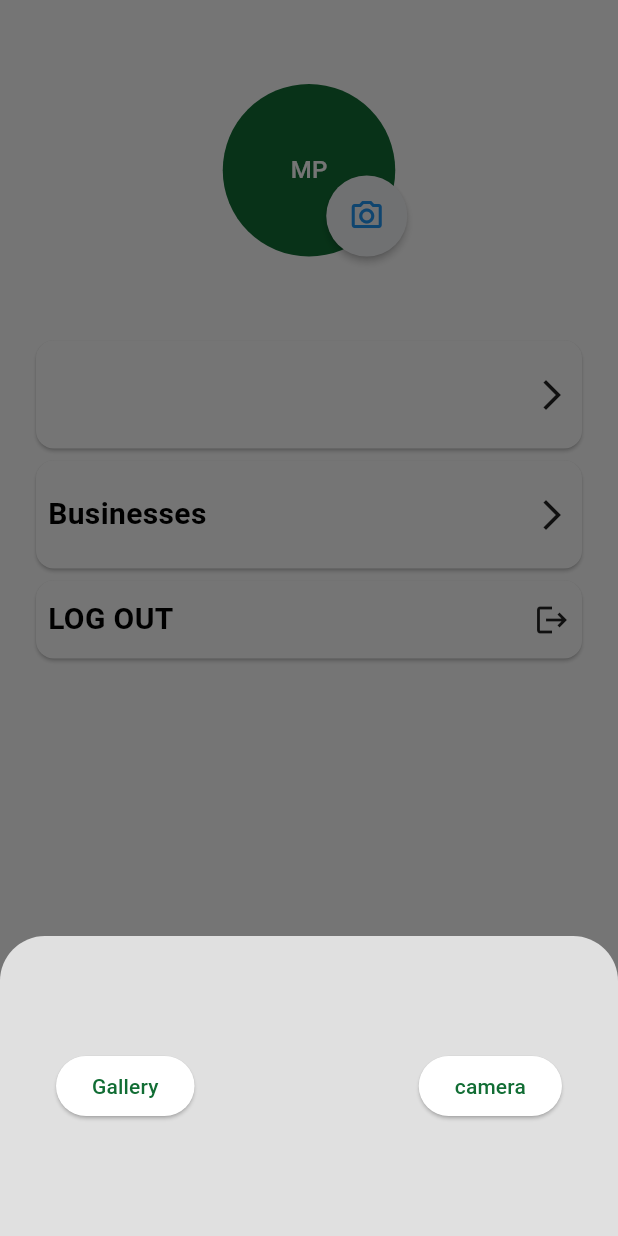
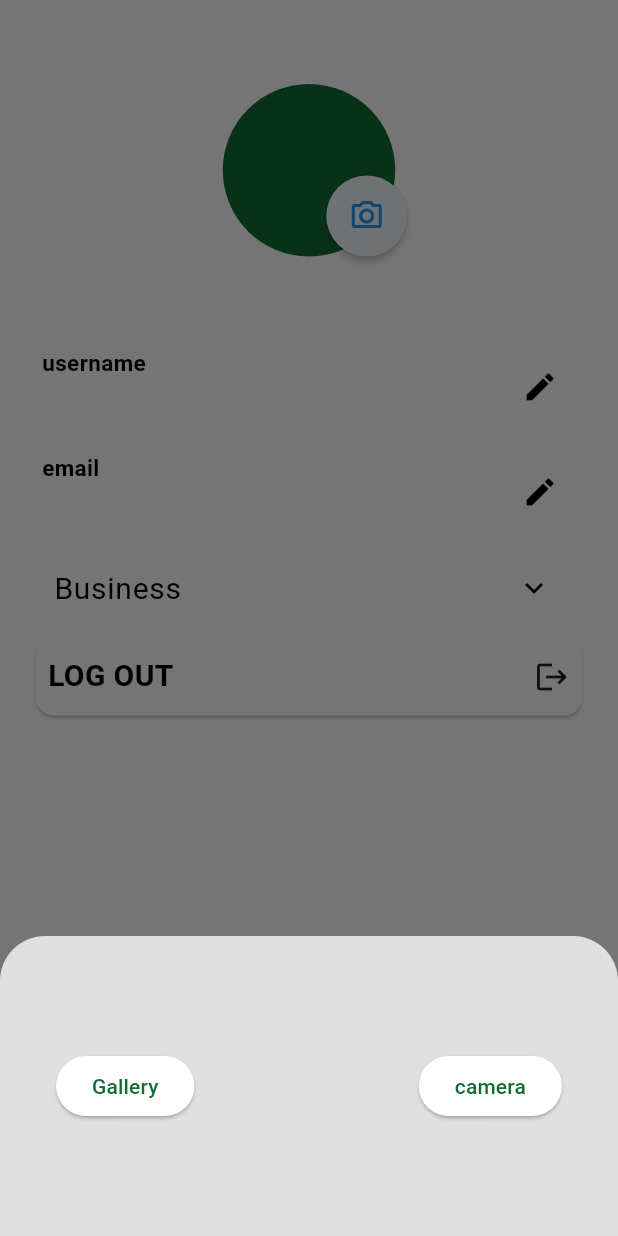
Before and after one commit to ax-stalker/nirvana, a Flutter app: the ProfilePage screen opened by its route, after a tap on the "camera alt" icon, on a phone screen of 412 x 824 dp. Run offline on Flutter 3.47's test engine with Material 3 defaults, Android fonts, the phone set to English and light mode, and no system bars; our stand-ins replace cached_network_image, cloud_firestore, firebase_auth, firebase_core, firebase_storage, geolocator and 4 more; accounts and stored records are empty.

Commit message:
added business edit/ and view profile page

```diff
--- /dev/null
+++ b/lib/business/widgets/display_inputs.dart
@@ -0,0 +1,101 @@
+import 'package:cloud_firestore/cloud_firestore.dart';
+import 'package:flutter/material.dart';
+
+class displayInfor extends StatefulWidget {
+   displayInfor({
+    super.key,
+    required this.label,
+    required this.value,
+    required this.docid,
+    required this.collectionName
+  });
+  String label;
+  String value;
+  String docid;
+  String collectionName;
+
+
+  @override
+  State<displayInfor> createState() => _displayInforState();
+}
+
+class _displayInforState extends State<displayInfor> {
+  final TextEditingController _textFieldController = TextEditingController();
+     final FirebaseFirestore _firestore = FirebaseFirestore.instance;
+
+
+  @override
+  Widget build(BuildContext context) {
+    return  Column(
+    children: [
+      SizedBox(
+      height: 70,
+      child: Padding(
+        padding: const EdgeInsets.all(8.0),
+        child: Row(
+          mainAxisAlignment: MainAxisAlignment.spaceBetween,
+          children: [
+            Column(
+              children: [
+
+            Text(widget.label, style: const TextStyle(fontSize: 15, fontWeight: FontWeight.bold),),
+            Text(widget.value),
+              ],
+            ),
+            IconButton(onPressed: (){_displayTextInputDialog(context);}, icon:const Icon(Icons.edit))
+
+          ],
+        ),
+      )),
+
+
+
+
+
+    ],
+                      );
+  }
+
+Future<void> _displayTextInputDialog(BuildContext context) async {
+    return showDialog(
+      context: context,
+      builder: (context) {
+        return AlertDialog(
+          title: Text(widget.label),
+          content: TextField(
+            controller: _textFieldController,
+            decoration: InputDecoration(hintText: widget.value),
+          ),
+          actions: [
+             TextButton(
+              child: Text('CANCEL'),
+              onPressed: () {
+                Navigator.pop(context);
+              },
+            ),
+            TextButton(
+              child: Text('OK'),
+              onPressed: () async {
+                print(widget.docid);
+                print(widget.label);
+                print(widget.value);
+                print(_textFieldController.text);
+                  // final data = {widget.label: widget.value};
+                  //   await _firestore.collection("Users").doc(widget.docid).update(data);
+
+
+                setState(() {
+                widget.value = _textFieldController.text;
+
+                });
+                final data = {widget.label: widget.value};
+                    await _firestore.collection(widget.collectionName).doc(widget.docid).set(data,SetOptions(merge: true));
+                Navigator.pop(context);
+              },
+            ),
+          ],
+        );
+      },
+    );
+  }
+}
--- a/lib/pages/profile_page.dart
+++ b/lib/pages/profile_page.dart
@@ -2,6 +2,7 @@ import 'dart:io';
 
 import 'package:cloud_firestore/cloud_firestore.dart';
 import 'package:firebase_auth/firebase_auth.dart';
+import 'package:firebase_storage/firebase_storage.dart';
 import 'package:flutter/cupertino.dart';
 import 'package:flutter/material.dart';
 import 'package:flutter/widgets.dart';
@@ -9,6 +10,8 @@ import 'package:image_picker/image_picker.dart';
 import 'package:nirvana/business/pages/account_details.dart';
 import 'package:nirvana/business/pages/business_home_page.dart';
 import 'package:nirvana/business/pages/business_section.dart';
+import 'package:nirvana/business/pages/bussiness_page.dart';
+import 'package:nirvana/business/widgets/display_inputs.dart';
 import 'package:nirvana/business/widgets/helper_function.dart';
 import 'package:nirvana/components/my_button.dart';
 import 'package:nirvana/services/auth/auth_service.dart';
@@ -24,11 +27,15 @@ class ProfilePage extends StatefulWidget {
 class _ProfilePageState extends State<ProfilePage> {
     String profileImageUrl = '';
    String username = '';
+   String email = '';
+   String docid = '';
+
   static Map<String, dynamic> userDetails = {};
 
   final currentUser =FirebaseAuth.instance.currentUser!;
 
   final FirebaseFirestore _firestore = FirebaseFirestore.instance;
+   final FirebaseStorage _storage = FirebaseStorage.instance;
   @override
   void initState() {
     // TODO: implement initState
@@ -42,30 +49,29 @@ class _ProfilePageState extends State<ProfilePage> {
     return await usercol.where('uid', isEqualTo: currentUser.uid).get()
     .then((value) =>{
 
-      // doc =value.docs
-      // var user = doc.data();
 
-      // userDetails.addAll();
+
     if (value.docs.isNotEmpty) {
         for(var doc in value.docs){
+
           setState(() {
+             docid = doc.id;
 
-          username = doc['email'];
+            username = doc['username'];
+
+
+            email = doc['email'];
+
+
+
+            profileImageUrl = doc['profile_image'];
+
           })
         }
     }
     } );
 
-    // return await _firestore
-    //     .collection('Users')
-    //     .document(currentUser.uid)
-    //     .get()
-    //     .then((val) {
-    //   userDetails.addAll(val.data);
-    // }).whenComplete(() {
-    //   print('${userDetails['environment']}');
-    //   setState(() {});
-    // });
+
   }
   @override
   Widget build(BuildContext context) {
@@ -80,14 +86,39 @@ class _ProfilePageState extends State<ProfilePage> {
                const SizedBox(height: 20),
                Padding(
                  padding: const EdgeInsets.fromLTRB(8, 16, 8, 32),
-                 child: profiler(imageUrl: profileImageUrl),
+                 child: profiler(imageUrl: profileImageUrl, docid: docid,),
                ),
 
               const SizedBox(height: 20),
+              displayInfor(label: "username", value: username, docid: docid,collectionName: 'Users'),
+              displayInfor(label: "email", value: email, docid: docid,collectionName: 'Users'),
 
-              myGestureDetector(name: username, screen:  userProfile(),),
+              // myGestureDetector(name: username, screen:  userProfile(),),
+               ExpansionTile(title: const Text("Business", style: TextStyle(fontSize: 20),),
+              childrenPadding: const EdgeInsets.all(8),
+              children: [
+             myGestureDetector(name: "create new business", screen: createBusiness(),),
+             GestureDetector(
+              onTap: () => ShowModalBottomSheet(context),
+               child: SizedBox(
+                height: 50,
+                width:MediaQuery.of(context).size.width *0.9,
+                child: const Card(
+                  child: Padding(
+                    padding: EdgeInsets.all(8.0),
+                    child: Row(
+                      children: [Text("owned business", style: TextStyle(fontSize: 20),),]
 
-              myGestureDetector(name: "Businesses", screen: business_accounts(),),
+                    ),
+                  ),
+                ),
+               ),
+             ),
+
+
+
+
+               ],),
               GestureDetector(
                 onTap: (){
                   final auth= AuthService();
@@ -110,36 +141,7 @@ class _ProfilePageState extends State<ProfilePage> {
                   ),
                 ),
               )
-              // Column(
-              //   mainAxisAlignment: MainAxisAlignment.spaceEvenly,
-              //   children: [
-              // ElevatedButton(
-              //   onPressed: () {
 
-              //   },
-              //   child: const Text('Edit'),
-              // ),
-              // const SizedBox(height: 20),
-              // ExpansionTile(title: const Text("Business"),
-              // childrenPadding: const EdgeInsets.all(8),
-              // children: [
-              // ElevatedButton(
-              //   onPressed: () {
-              //     ShowModalBottomSheet(context);
-              //   },
-              //   child: const Text('owned business'),
-              // ),
-              // ElevatedButton(
-              //   onPressed: () {
-              //     Navigator.pushNamed(context, '/MyBusinessRegistration');
-              //   },
-              //   child: const Text('create new business'),
-              // ),
-
-              // ],),
-
-              //   ],
-              // ),
 
             ],
           ),
@@ -249,8 +251,9 @@ class myGestureDetector extends StatelessWidget {
 
 class profiler extends StatefulWidget {
   String imageUrl = '';
+  String docid;
 
-   profiler({super.key, required this.imageUrl});
+   profiler({super.key, required this.imageUrl, required this.docid});
 
   @override
   State<profiler> createState() => _profilerState();
@@ -261,6 +264,8 @@ class _profilerState extends State<profiler> {
 
    Helper assist = Helper();
    bool isVisible = false;
+   final FirebaseFirestore _firestore = FirebaseFirestore.instance;
+   final FirebaseStorage _storage = FirebaseStorage.instance;
 
   @override
   Widget build(BuildContext context) {
@@ -273,7 +278,7 @@ class _profilerState extends State<profiler> {
         children: [
           CircleAvatar(
            backgroundImage: widget.imageUrl.isNotEmpty? NetworkImage(widget.imageUrl) : null,
-           child: img == null ?const Text('MP'):Image.file(img!,
+           child: img == null ? null:Image.file(img!,
         fit: BoxFit.cover,
            ),
           ),
@@ -282,30 +287,15 @@ class _profilerState extends State<profiler> {
               right: -25,
               child: RawMaterialButton(
                 onPressed: () { displayBottomSheet(context);
-                if(img!.path.isNotEmpty){
-                  return;
-                }
+
+
                 },
                 elevation: 2.0,
                 fillColor: const Color(0xFFF5F6F9),
                 padding: const EdgeInsets.all(15.0),
                 shape: const CircleBorder(),
                 child: const Icon(Icons.camera_alt_outlined, color: Colors.blue,)),),
-                Visibility(
-                  visible: isVisible,
 
-                  child: Positioned(
-                    top: 0,
-                    right: -50,
-
-                    child:GestureDetector(
-                    onTap: (){
-                      // save image to firestore
-                      print('saving to firestore $img');
-
-                    },
-                    child: const Text("save"),)),
-                )
         ],
       ),
     );
@@ -323,6 +313,17 @@ Future getImageFromGallery() async {
       isVisible = true;
 
       });
+
+     // save image to firestore
+                          String imageName = DateTime.now().microsecondsSinceEpoch.toString();
+                    // add image to firebase storage
+                  Reference ref = _storage.ref().child("UserProfileImages").child(imageName);
+                  await ref.putFile(img!);
+                    String image = await ref.getDownloadURL();
+                    final data = {"profile_image": image};
+                    await _firestore.collection("Users").doc(widget.docid).set(data, SetOptions(merge: true));
+                    print("image saved");
+
       // img = pickedFile as File?;
 
     }
@@ -336,7 +337,6 @@ Future getImageFromCamera() async {
       // img = File(pickedFile.path);
        setState(() {
       img = File(pickedFile.path);
-      isVisible = true;
 
       });
     }
```
Also changed, not shown: lib/business/pages/account_details.dart (+86 -98 lines), lib/business/pages/business_home_page.dart (+12 -0 lines), lib/business/widgets/image_slider_widget.dart (+57 -4 lines), lib/business/pages/business_section.dart (line endings or trailing spaces).
